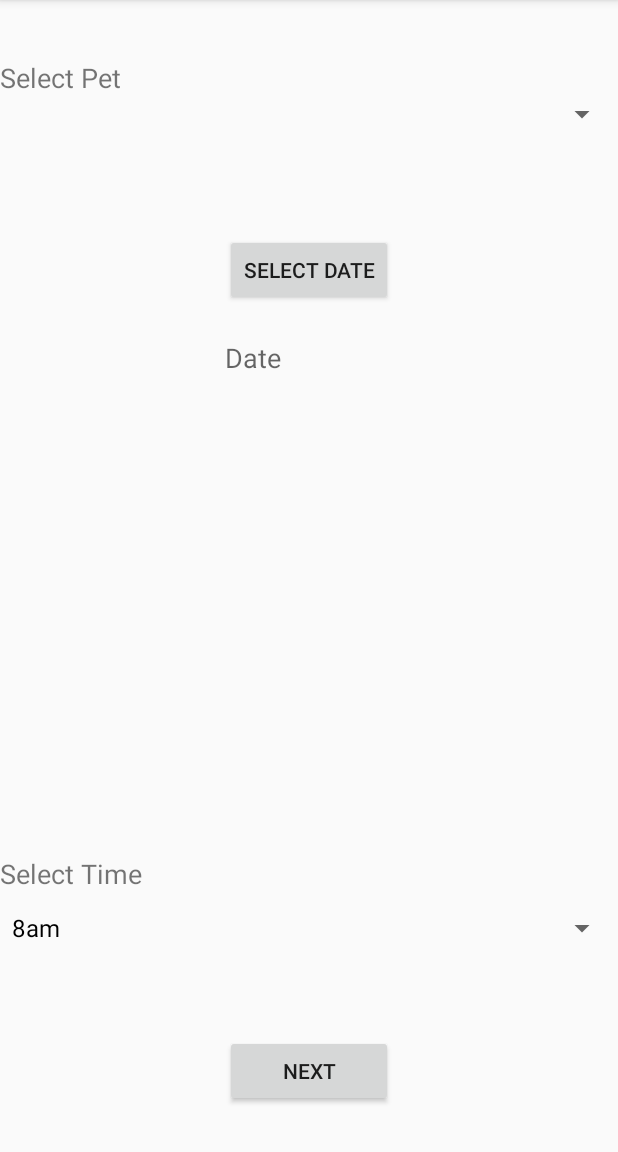
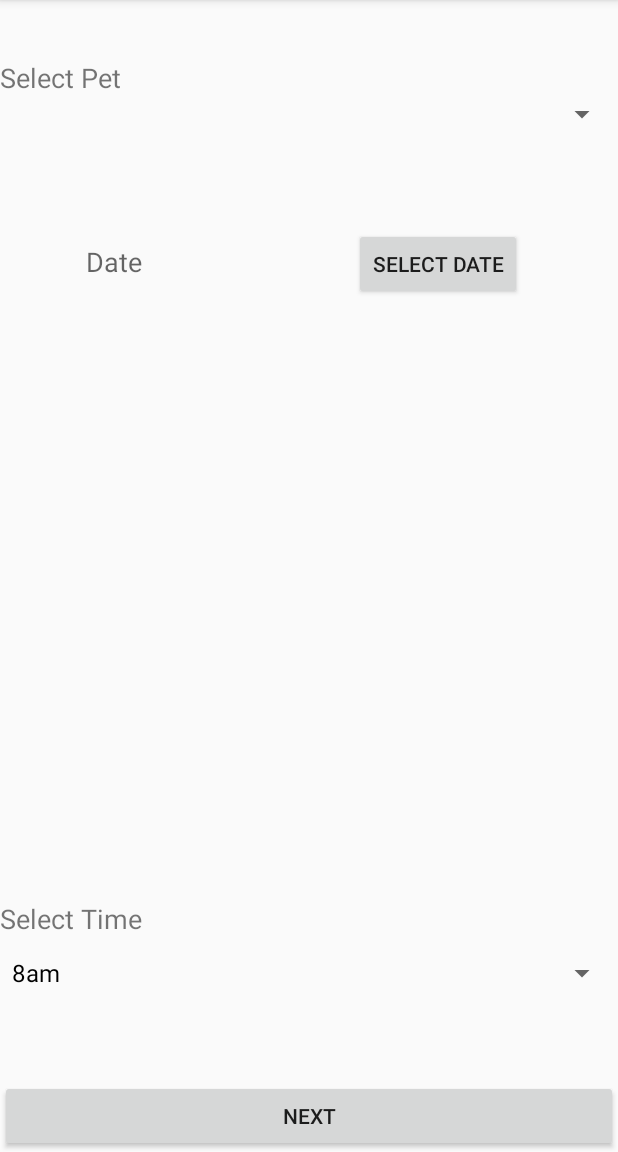
Before and after one commit to marianflanagan/PAWS, an Android app: the BookingServices screen opened directly, with no data from a screen before it, on a phone screen of 412 x 824 dp, the part 84-1236 px from its top. Run offline under Robolectric (Android 15) with nearby library versions, the phone set to English and light mode, and no system bars; our stand-ins replace Firebase (no records; nobody signed in at launch, a user with empty details on screens opened directly).

Commit message:
Final Commit

```diff
--- a/app/src/main/java/com/example/marianflanagan/paws/customer/CustomerProfile.java
+++ b/app/src/main/java/com/example/marianflanagan/paws/customer/CustomerProfile.java
@@ -111,8 +111,6 @@ public class CustomerProfile extends AppCompatActivity {
             public void onClick(View view) {
                 Intent intent = new Intent(CustomerProfile.this, CustomerViewBookings.class);
                 startActivity(intent);
-
-
             }
         });
 
--- a/app/src/main/java/com/example/marianflanagan/paws/customer/PetDetails.java
+++ b/app/src/main/java/com/example/marianflanagan/paws/customer/PetDetails.java
@@ -57,8 +57,8 @@ public class PetDetails extends AppCompatActivity {
                 FirebaseUser currentUser = mAuth.getCurrentUser();
                 String userID = currentUser.getUid();
 
-                Dog dog = new Dog(newDogName, newDogBreed,newDogAge ,userID);
-                myRef.child(dog.getName() + newDogBreed + newDogAge ).setValue(dog);
+                Dog dog = new Dog(newDogName, newDogBreed, newDogAge, userID);
+                myRef.child(dog.getName() + newDogBreed + newDogAge).setValue(dog);
 
                 Toast.makeText(PetDetails.this, R.string.dog_entry_success_message, Toast.LENGTH_LONG).show();
                 dogBreed.setText("");
--- a/app/src/main/java/com/example/marianflanagan/paws/model/Dog.java
+++ b/app/src/main/java/com/example/marianflanagan/paws/model/Dog.java
@@ -1,4 +1,5 @@
 package com.example.marianflanagan.paws.model;
+
 
 
 /**
--- a/app/src/main/java/com/example/marianflanagan/paws/model/DogSpinAdapter.java
+++ b/app/src/main/java/com/example/marianflanagan/paws/model/DogSpinAdapter.java
@@ -1,7 +1,6 @@
 package com.example.marianflanagan.paws.model;
 
 import android.content.Context;
-import android.support.annotation.IdRes;
 import android.support.annotation.LayoutRes;
 import android.support.annotation.NonNull;
 import android.view.View;
--- a/app/src/main/java/com/example/marianflanagan/paws/model/User.java
+++ b/app/src/main/java/com/example/marianflanagan/paws/model/User.java
@@ -42,6 +42,4 @@ public class User {
         this.address = address;
     }
 
-
-
 }
--- a/app/src/main/res/layout/activity_booking_services.xml
+++ b/app/src/main/res/layout/activity_booking_services.xml
@@ -1,65 +1,40 @@
 <?xml version="1.0" encoding="utf-8"?>
 <RelativeLayout xmlns:android="http://schemas.android.com/apk/res/android"
-    xmlns:app="http://schemas.android.com/apk/res-auto"
     xmlns:tools="http://schemas.android.com/tools"
     android:layout_width="match_parent"
     android:layout_height="match_parent"
     tools:context="com.example.marianflanagan.paws.customer.BookingServices">
 
-
-    <Button
-        android:id="@+id/btnNext"
-        android:layout_width="wrap_content"
-        android:layout_height="wrap_content"
-        android:text="@string/next"
-        android:layout_marginBottom="30dp"
-        android:layout_alignParentBottom="true"
-        android:layout_alignRight="@+id/btnCalendar"
-        android:layout_alignEnd="@+id/btnCalendar"
-        android:layout_alignLeft="@+id/btnCalendar"
-        android:layout_alignStart="@+id/btnCalendar" />
-
     <TextView
         android:id="@+id/tvPet"
         android:layout_width="wrap_content"
         android:layout_height="wrap_content"
+        android:layout_alignParentLeft="true"
+        android:layout_alignParentStart="true"
+        android:layout_alignParentTop="true"
         android:layout_marginTop="39dp"
-        android:textSize="18sp"
         android:text="@string/select_pet"
-        android:layout_alignParentTop="true"
+        android:textSize="18sp" />
+
+
+    <Spinner
+        android:id="@+id/spinnerPet"
+        android:layout_width="match_parent"
+        android:layout_height="wrap_content"
         android:layout_alignParentLeft="true"
-        android:layout_alignParentStart="true" />
+        android:layout_alignParentStart="true"
+        android:layout_below="@+id/tvPet" />
 
-    <TextView
-        android:id="@+id/tvDate"
-        android:layout_width="wrap_content"
-        android:layout_height="wrap_content"
-        android:hint="@string/date"
-        android:textSize="18sp"
-        android:layout_below="@+id/btnCalendar"
-        android:layout_alignLeft="@+id/btnCalendar"
-        android:layout_alignStart="@+id/btnCalendar"
-        android:layout_marginTop="22dp"
-        android:layout_alignRight="@+id/btnCalendar"
-        android:layout_alignEnd="@+id/btnCalendar" />
 
     <TextView
         android:id="@+id/tvTime"
         android:layout_width="wrap_content"
         android:layout_height="wrap_content"
-        android:text="@string/select_time"
-        android:textSize="18sp"
         android:layout_above="@+id/spinnerTime"
         android:layout_alignParentLeft="true"
-        android:layout_alignParentStart="true" />
-
-    <Spinner
-        android:id="@+id/spinnerPet"
-        android:layout_width="match_parent"
-        android:layout_height="wrap_content"
-        android:layout_below="@+id/tvPet"
-        android:layout_alignParentLeft="true"
-        android:layout_alignParentStart="true" />
+        android:layout_alignParentStart="true"
+        android:text="@string/select_time"
+        android:textSize="18sp" />
 
     <Spinner
         android:id="@+id/spinnerTime"
@@ -72,10 +47,30 @@
         android:id="@+id/btnCalendar"
         android:layout_width="wrap_content"
         android:layout_height="wrap_content"
+        android:layout_marginTop="64dp"
         android:text="@string/select_date"
-        android:onClick="btnCalendar_Click"
-        android:layout_marginTop="68dp"
         android:layout_below="@+id/spinnerPet"
-        android:layout_centerHorizontal="true" />
+        android:layout_alignParentRight="true"
+        android:layout_alignParentEnd="true"
+        android:layout_marginRight="64dp"
+        android:layout_marginEnd="64dp" />
+
+    <TextView
+        android:id="@+id/tvDate"
+        android:layout_width="wrap_content"
+        android:layout_height="wrap_content"
+        android:hint="@string/date"
+        android:textSize="18sp"
+        android:layout_alignBaseline="@+id/btnCalendar"
+        android:layout_alignBottom="@+id/btnCalendar"
+        android:layout_alignRight="@+id/tvTime"
+        android:layout_alignEnd="@+id/tvTime" />
+
+    <Button
+        android:id="@+id/btnNext"
+        android:layout_width="match_parent"
+        android:layout_height="wrap_content"
+        android:layout_alignParentBottom="true"
+        android:text="@string/next" />
 
 </RelativeLayout>
--- a/app/src/main/res/layout/activity_customer_view_bookings.xml
+++ b/app/src/main/res/layout/activity_customer_view_bookings.xml
@@ -1,11 +1,9 @@
 <?xml version="1.0" encoding="utf-8"?>
 <RelativeLayout xmlns:android="http://schemas.android.com/apk/res/android"
-    xmlns:app="http://schemas.android.com/apk/res-auto"
     xmlns:tools="http://schemas.android.com/tools"
     android:layout_width="match_parent"
     android:layout_height="match_parent"
     tools:context="com.example.marianflanagan.paws.customer.CustomerViewBookings">
-
 
     <ListView
         android:layout_width="match_parent"
```
Also changed, not shown: app/build.gradle (+1 -10 lines), app/src/main/java/com/example/marianflanagan/paws/booking/BookingSummaryActivity.java (+35 -10 lines), app/src/main/java/com/example/marianflanagan/paws/customer/CustomBookingsAdapter.java (added, +73 -0 lines), app/src/main/java/com/example/marianflanagan/paws/customer/CustomerViewBookings.java (+50 -2 lines), app/src/main/java/com/example/marianflanagan/paws/model/Booking.java (renamed from app/src/main/java/com/example/marianflanagan/paws/model/Bookings.java, +5 -2 lines), app/src/main/res/layout/activity_booking_summary.xml (+9 -21 lines), app/src/main/res/layout/activity_booking_summary_content.xml (added, +33 -0 lines).
